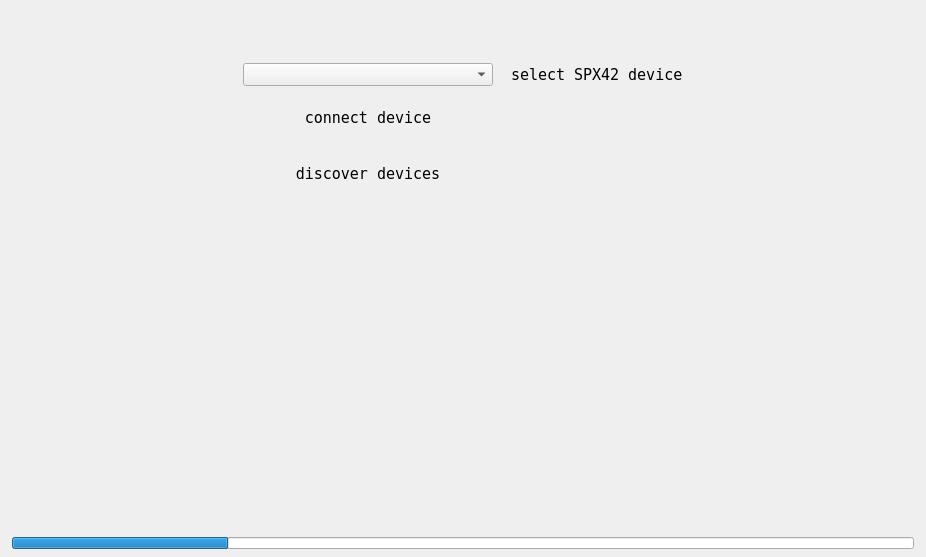
First picture: the form in src/ui/ConnectFragment.ui, repository dmarc0001/spx42Control, before the edit.
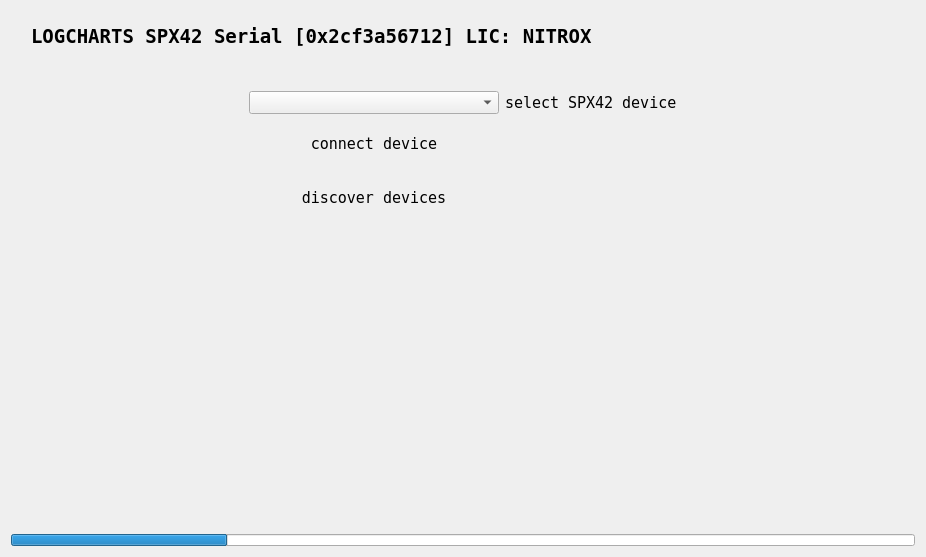
Second picture: the form after the edit. Icons and pictures are not drawn.

Commit message: den TAB Titel eingefügt

What changed in the file:
```diff
--- a/src/ui/ConnectFragment.ui
+++ b/src/ui/ConnectFragment.ui
@@ -29,42 +29,157 @@
    <locale language="English" country="UnitedStates"/>
   </property>
   <layout class="QVBoxLayout" name="verticalLayout">
-   <property name="leftMargin">
-    <number>12</number>
-   </property>
-   <property name="topMargin">
-    <number>24</number>
-   </property>
-   <property name="rightMargin">
-    <number>12</number>
-   </property>
-   <property name="bottomMargin">
-    <number>8</number>
-   </property>
    <item>
-    <widget class="QWidget" name="bodyWidget" native="true">
-     <layout class="QGridLayout" name="gridLayout">
-      <property name="sizeConstraint">
-       <enum>QLayout::SetMinAndMaxSize</enum>
+    <widget class="QWidget" name="headerWidget" native="true">
+     <property name="minimumSize">
+      <size>
+       <width>800</width>
+       <height>50</height>
+      </size>
+     </property>
+     <property name="maximumSize">
+      <size>
+       <width>1024</width>
+       <height>50</height>
+      </size>
+     </property>
+     <layout class="QHBoxLayout" name="horizontalLayout_2">
+      <property name="spacing">
+       <number>0</number>
       </property>
       <property name="leftMargin">
-       <number>38</number>
+       <number>0</number>
       </property>
       <property name="topMargin">
-       <number>24</number>
+       <number>0</number>
       </property>
       <property name="rightMargin">
-       <number>38</number>
+       <number>0</number>
       </property>
       <property name="bottomMargin">
-       <number>24</number>
+       <number>0</number>
       </property>
-      <property name="horizontalSpacing">
-       <number>18</number>
-      </property>
-      <property name="verticalSpacing">
-       <number>8</number>
-      </property>
+      <item>
+       <spacer name="horizontalSpacer_3">
+        <property name="orientation">
+         <enum>Qt::Horizontal</enum>
+        </property>
+        <property name="sizeType">
+         <enum>QSizePolicy::Maximum</enum>
+        </property>
+        <property name="sizeHint" stdset="0">
+         <size>
+          <width>20</width>
+          <height>20</height>
+         </size>
+        </property>
+       </spacer>
+      </item>
+      <item>
+       <widget class="QLabel" name="tabHeaderLabel">
+        <property name="minimumSize">
+         <size>
+          <width>0</width>
+          <height>20</height>
+         </size>
+        </property>
+        <property name="maximumSize">
+         <size>
+          <width>16777215</width>
+          <height>40</height>
+         </size>
+        </property>
+        <property name="font">
+         <font>
+          <pointsize>14</pointsize>
+          <weight>75</weight>
+          <bold>true</bold>
+         </font>
+        </property>
+        <property name="text">
+         <string>LOGCHARTS SPX42 Serial [0x2cf3a56712] LIC: NITROX</string>
+        </property>
+       </widget>
+      </item>
+      <item>
+       <spacer name="horizontalSpacer_4">
+        <property name="orientation">
+         <enum>Qt::Horizontal</enum>
+        </property>
+        <property name="sizeHint" stdset="0">
+         <size>
+          <width>40</width>
+          <height>20</height>
+         </size>
+        </property>
+       </spacer>
+      </item>
+     </layout>
+    </widget>
+   </item>
+   <item>
+    <widget class="QWidget" name="bodyWidget" native="true">
+     <layout class="QGridLayout" name="gridLayout">
+      <item row="0" column="1">
+       <spacer name="verticalSpacer">
+        <property name="orientation">
+         <enum>Qt::Vertical</enum>
+        </property>
+        <property name="sizeType">
+         <enum>QSizePolicy::Minimum</enum>
+        </property>
+        <property name="sizeHint" stdset="0">
+         <size>
+          <width>20</width>
+          <height>15</height>
+         </size>
+        </property>
+       </spacer>
+      </item>
+      <item row="1" column="1">
+       <widget class="QComboBox" name="deviceComboBox">
+        <property name="minimumSize">
+         <size>
+          <width>250</width>
+          <height>0</height>
+         </size>
+        </property>
+        <property name="maximumSize">
+         <size>
+          <width>350</width>
+          <height>23</height>
+         </size>
+        </property>
+        <property name="statusTip">
+         <string>select SPX42 device...</string>
+        </property>
+       </widget>
+      </item>
+      <item row="1" column="2">
+       <widget class="QLabel" name="deviceLabel">
+        <property name="minimumSize">
+         <size>
+          <width>120</width>
+          <height>0</height>
+         </size>
+        </property>
+        <property name="maximumSize">
+         <size>
+          <width>250</width>
+          <height>23</height>
+         </size>
+        </property>
+        <property name="text">
+         <string>select SPX42 device</string>
+        </property>
+        <property name="alignment">
+         <set>Qt::AlignLeading|Qt::AlignLeft|Qt::AlignVCenter</set>
+        </property>
+        <property name="textInteractionFlags">
+         <set>Qt::NoTextInteraction</set>
+        </property>
+       </widget>
+      </item>
       <item row="2" column="0">
        <spacer name="horizontalSpacer">
         <property name="orientation">
@@ -158,6 +273,19 @@
         </property>
        </widget>
       </item>
+      <item row="2" column="3">
+       <spacer name="horizontalSpacer_2">
+        <property name="orientation">
+         <enum>Qt::Horizontal</enum>
+        </property>
+        <property name="sizeHint" stdset="0">
+         <size>
+          <width>40</width>
+          <height>20</height>
+         </size>
+        </property>
+       </spacer>
+      </item>
       <item row="3" column="1">
        <widget class="QPushButton" name="discoverPushButton">
         <property name="minimumSize">
@@ -194,66 +322,6 @@
         </property>
        </widget>
       </item>
-      <item row="1" column="1">
-       <widget class="QComboBox" name="deviceComboBox">
-        <property name="minimumSize">
-         <size>
-          <width>250</width>
-          <height>0</height>
-         </size>
-        </property>
-        <property name="maximumSize">
-         <size>
-          <width>350</width>
-          <height>23</height>
-         </size>
-        </property>
-        <property name="statusTip">
-         <string>select SPX42 device...</string>
-        </property>
-       </widget>
-      </item>
-      <item row="1" column="2">
-       <widget class="QLabel" name="deviceLabel">
-        <property name="minimumSize">
-         <size>
-          <width>120</width>
-          <height>0</height>
-         </size>
-        </property>
-        <property name="maximumSize">
-         <size>
-          <width>250</width>
-          <height>23</height>
-         </size>
-        </property>
-        <property name="text">
-         <string>select SPX42 device</string>
-        </property>
-        <property name="alignment">
-         <set>Qt::AlignLeading|Qt::AlignLeft|Qt::AlignVCenter</set>
-        </property>
-        <property name="textInteractionFlags">
-         <set>Qt::NoTextInteraction</set>
-        </property>
-       </widget>
-      </item>
-      <item row="0" column="1">
-       <spacer name="verticalSpacer">
-        <property name="orientation">
-         <enum>Qt::Vertical</enum>
-        </property>
-        <property name="sizeType">
-         <enum>QSizePolicy::Minimum</enum>
-        </property>
-        <property name="sizeHint" stdset="0">
-         <size>
-          <width>20</width>
-          <height>15</height>
-         </size>
-        </property>
-       </spacer>
-      </item>
       <item row="4" column="1">
        <spacer name="verticalSpacer_2">
         <property name="orientation">
@@ -267,19 +335,6 @@
         </property>
        </spacer>
       </item>
-      <item row="2" column="3">
-       <spacer name="horizontalSpacer_2">
-        <property name="orientation">
-         <enum>Qt::Horizontal</enum>
-        </property>
-        <property name="sizeHint" stdset="0">
-         <size>
-          <width>40</width>
-          <height>20</height>
-         </size>
-        </property>
-       </spacer>
-      </item>
      </layout>
     </widget>
    </item>
```
The commit also changes 2 other files.
